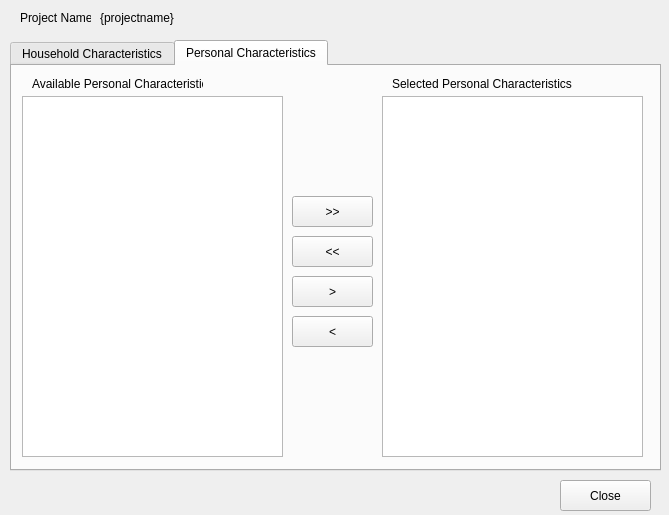
This is open-ihm/gui/designs/ui_projectconfiguration.ui in snim2mirror/openihm as Qt 5 draws it before an edit. The edited form follows.
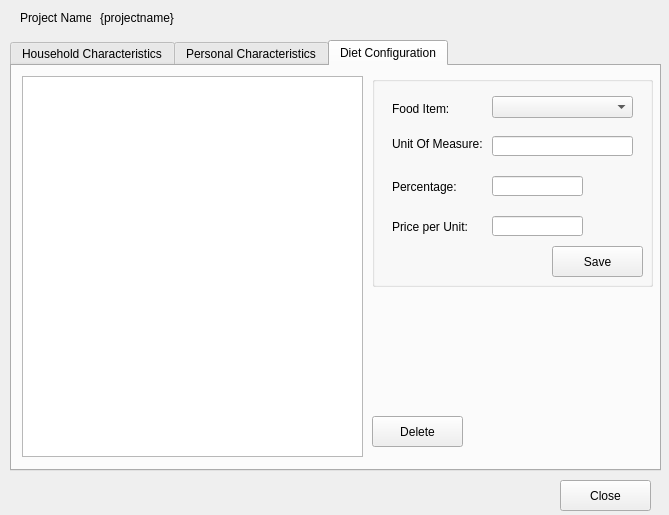
This is the edited form.

Commit message: Added diet entry tab to project configuration.

```diff
--- a/open-ihm/gui/designs/ui_projectconfiguration.ui
+++ b/open-ihm/gui/designs/ui_projectconfiguration.ui
@@ -61,7 +61,7 @@
     </rect>
    </property>
    <property name="currentIndex">
-    <number>1</number>
+    <number>2</number>
    </property>
    <widget class="QWidget" name="tabProjectHouseholdCharacteristics">
     <attribute name="title">
@@ -269,6 +269,152 @@
      </property>
     </widget>
    </widget>
+   <widget class="QWidget" name="tab">
+    <attribute name="title">
+     <string>Diet Configuration</string>
+    </attribute>
+    <widget class="QTableView" name="tableView">
+     <property name="geometry">
+      <rect>
+       <x>10</x>
+       <y>10</y>
+       <width>341</width>
+       <height>381</height>
+      </rect>
+     </property>
+    </widget>
+    <widget class="QPushButton" name="cmdDelDiet">
+     <property name="geometry">
+      <rect>
+       <x>360</x>
+       <y>350</y>
+       <width>91</width>
+       <height>31</height>
+      </rect>
+     </property>
+     <property name="text">
+      <string>Delete</string>
+     </property>
+    </widget>
+    <widget class="QGroupBox" name="groupBox">
+     <property name="geometry">
+      <rect>
+       <x>360</x>
+       <y>10</y>
+       <width>281</width>
+       <height>211</height>
+      </rect>
+     </property>
+     <property name="title">
+      <string/>
+     </property>
+     <widget class="QComboBox" name="cmbFoodItem">
+      <property name="geometry">
+       <rect>
+        <x>120</x>
+        <y>20</y>
+        <width>141</width>
+        <height>22</height>
+       </rect>
+      </property>
+     </widget>
+     <widget class="QLabel" name="label_2">
+      <property name="geometry">
+       <rect>
+        <x>20</x>
+        <y>23</y>
+        <width>81</width>
+        <height>20</height>
+       </rect>
+      </property>
+      <property name="text">
+       <string>Food Item:</string>
+      </property>
+     </widget>
+     <widget class="QLineEdit" name="txtUnitOfMeasure">
+      <property name="geometry">
+       <rect>
+        <x>120</x>
+        <y>60</y>
+        <width>141</width>
+        <height>20</height>
+       </rect>
+      </property>
+     </widget>
+     <widget class="QLabel" name="label_7">
+      <property name="geometry">
+       <rect>
+        <x>20</x>
+        <y>60</y>
+        <width>91</width>
+        <height>16</height>
+       </rect>
+      </property>
+      <property name="text">
+       <string>Unit Of Measure:</string>
+      </property>
+     </widget>
+     <widget class="QLineEdit" name="txtPercentage">
+      <property name="geometry">
+       <rect>
+        <x>120</x>
+        <y>100</y>
+        <width>91</width>
+        <height>20</height>
+       </rect>
+      </property>
+     </widget>
+     <widget class="QLineEdit" name="txtUnitPrice">
+      <property name="geometry">
+       <rect>
+        <x>120</x>
+        <y>140</y>
+        <width>91</width>
+        <height>20</height>
+       </rect>
+      </property>
+     </widget>
+     <widget class="QPushButton" name="cmdSaveDiet">
+      <property name="geometry">
+       <rect>
+        <x>180</x>
+        <y>170</y>
+        <width>91</width>
+        <height>31</height>
+       </rect>
+      </property>
+      <property name="text">
+       <string>Save</string>
+      </property>
+     </widget>
+     <widget class="QLabel" name="label_8">
+      <property name="geometry">
+       <rect>
+        <x>20</x>
+        <y>100</y>
+        <width>91</width>
+        <height>21</height>
+       </rect>
+      </property>
+      <property name="text">
+       <string>Percentage:</string>
+      </property>
+     </widget>
+     <widget class="QLabel" name="label_9">
+      <property name="geometry">
+       <rect>
+        <x>20</x>
+        <y>140</y>
+        <width>91</width>
+        <height>21</height>
+       </rect>
+      </property>
+      <property name="text">
+       <string>Price per Unit:</string>
+      </property>
+     </widget>
+    </widget>
+   </widget>
   </widget>
   <widget class="QPushButton" name="cmdClose">
    <property name="geometry">
```
The commit also changes 1 other file.
